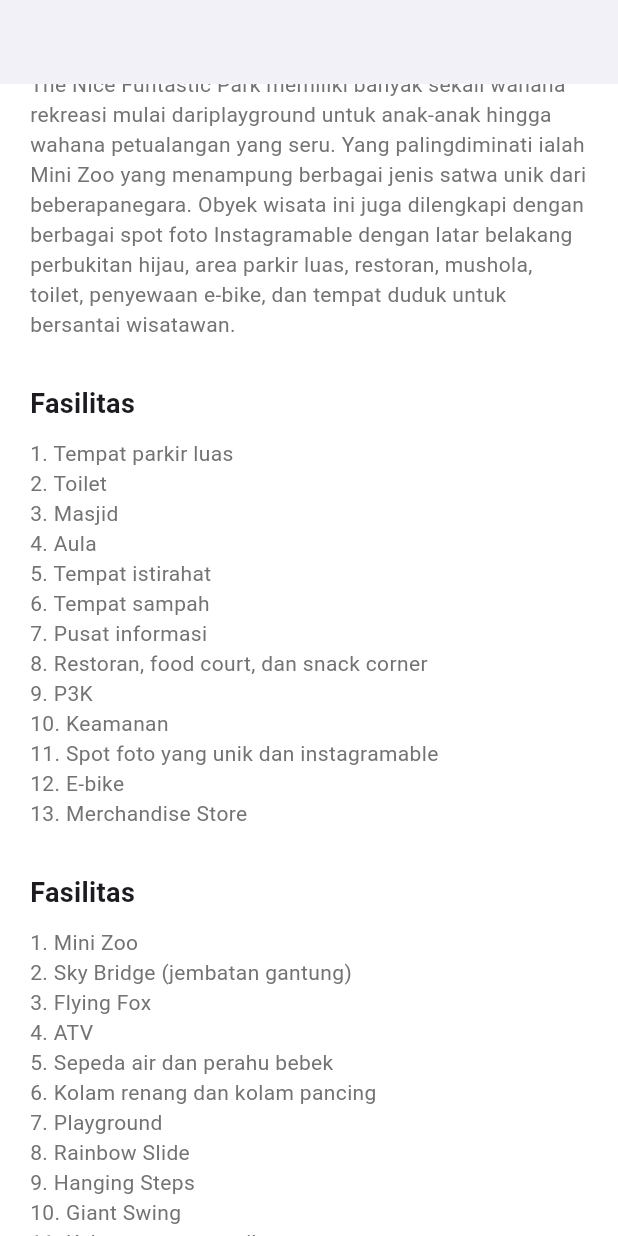
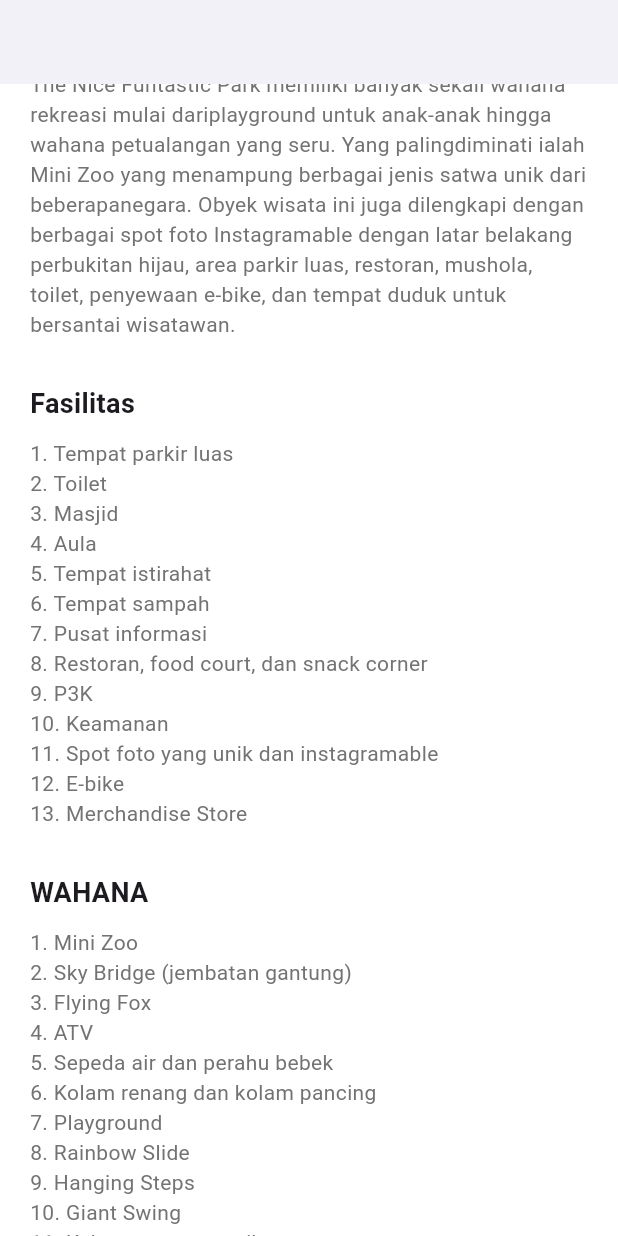
Before and after one commit to dhiasz/Mobile, a Flutter app: the screen it shows after launch, scrolled down 576 dp, on a phone screen of 412 x 824 dp. Run offline on Flutter 3.47's test engine with Material 3 defaults, Android fonts, the phone set to English and light mode, and no system bars; our stand-ins replace lottie.

Commit message:
tinggal salin Conten The Nice Copy

```diff
--- a/lib/materimodulscreens/page/thenice.dart
+++ b/lib/materimodulscreens/page/thenice.dart
@@ -227,7 +227,7 @@ class _TheniceState extends State<Thenice> {
 
                   SizedBox(height: 30.0),
                   Text(
-                    'Fasilitas',
+                    'WAHANA',
                     style: TextStyle(
                       fontSize: 18.0,
                       fontWeight: FontWeight.bold,
```
